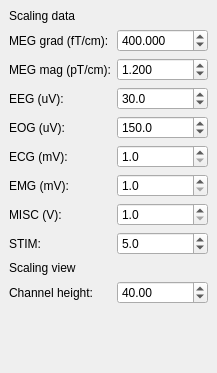
Old version of the form applications/mne_browse_raw_qt/Windows/scalewindow.ui in the repository mne-tools/mne-cpp.
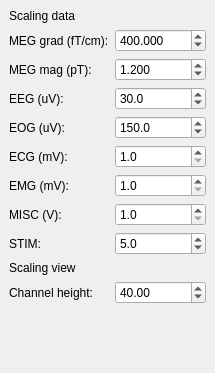
New version of the form.

```diff
--- a/applications/mne_browse_raw_qt/Windows/scalewindow.ui
+++ b/applications/mne_browse_raw_qt/Windows/scalewindow.ui
@@ -108,7 +108,7 @@
       <item row="2" column="0">
        <widget class="QLabel" name="m_label_MEG_mag">
         <property name="text">
-         <string>MEG mag (pT/cm):</string>
+         <string>MEG mag (pT):</string>
         </property>
        </widget>
       </item>
@@ -200,11 +200,23 @@
       </item>
       <item row="1" column="1">
        <widget class="QDoubleSpinBox" name="m_doubleSpinBox_MEG_grad">
+        <property name="locale">
+         <locale language="English" country="UnitedStates"/>
+        </property>
+        <property name="buttonSymbols">
+         <enum>QAbstractSpinBox::UpDownArrows</enum>
+        </property>
+        <property name="accelerated">
+         <bool>true</bool>
+        </property>
+        <property name="showGroupSeparator" stdset="0">
+         <bool>false</bool>
+        </property>
         <property name="decimals">
          <number>3</number>
         </property>
         <property name="minimum">
-         <double>1.000000000000000</double>
+         <double>40.000000000000000</double>
         </property>
         <property name="maximum">
          <double>100000.000000000000000</double>
```
Left out of the diff: 24 changed lines with no effect on the pictures.
